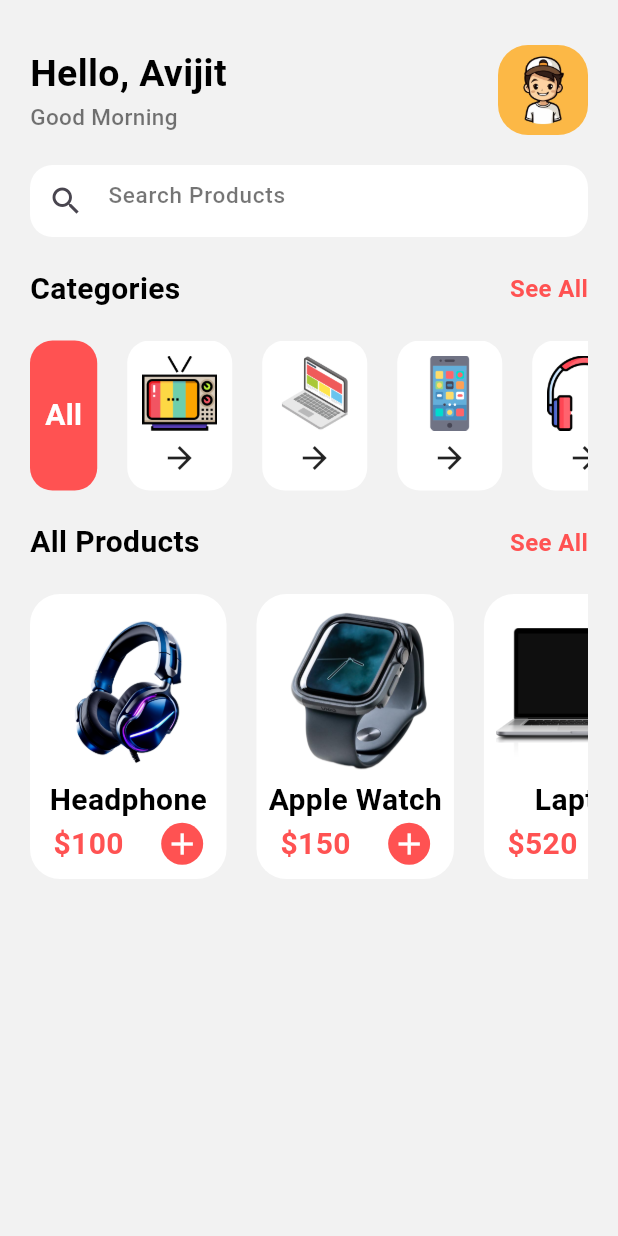
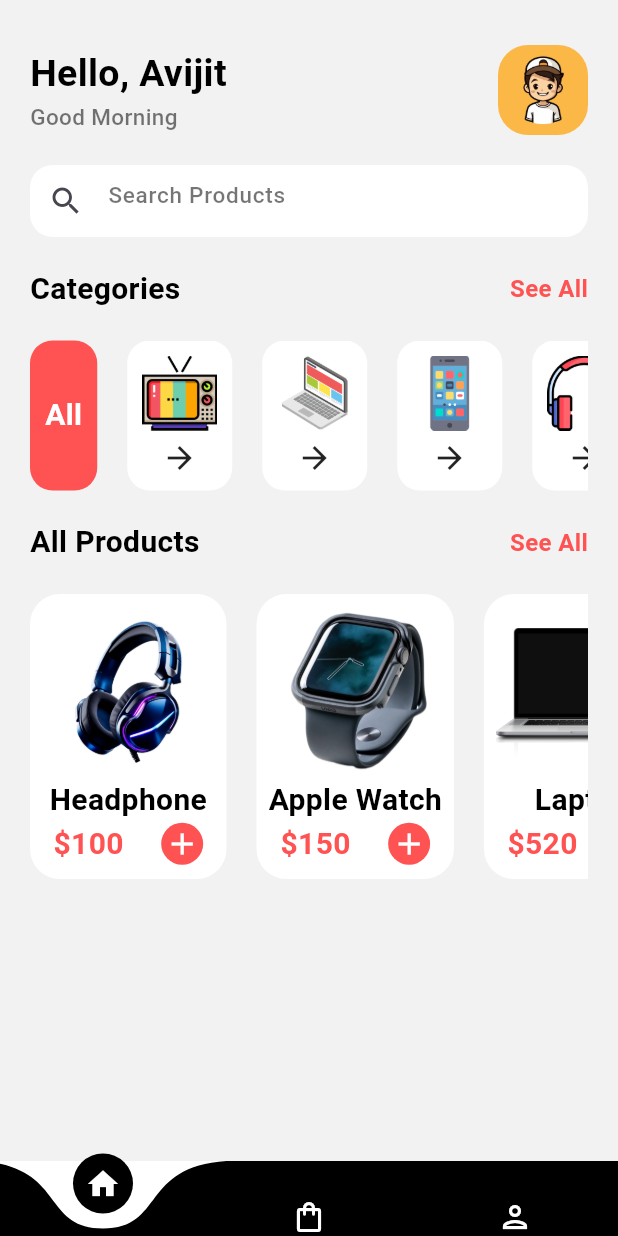
Before and after one commit to AvijitDasAvi/Shopping-App, a Flutter app: the screen it shows after launch, on a phone screen of 412 x 824 dp. Run offline on Flutter 3.47's test engine with Material 3 defaults, Android fonts, the phone set to English and light mode, and no system bars; drawn by our look-alikes of curved_navigation_bar.

Commit message:
Bottom Navigation Bar complete

```diff
--- a/lib/main.dart
+++ b/lib/main.dart
@@ -1,5 +1,5 @@
 import 'package:flutter/material.dart';
-import 'package:shopping_app/pages/home_page.dart';
+import 'package:shopping_app/widgets/bottom_nav.dart';
 
 void main() {
   runApp(MyApp());
@@ -13,7 +13,7 @@ class MyApp extends StatelessWidget {
     return MaterialApp(
       debugShowCheckedModeBanner: false,
       title: "Shopping App",
-      home: HomePage(),
+      home: BottomNav(),
     );
   }
 }
--- /dev/null
+++ b/lib/widgets/bottom_nav.dart
@@ -0,0 +1,62 @@
+import 'package:curved_navigation_bar/curved_navigation_bar.dart';
+import 'package:flutter/material.dart';
+import 'package:shopping_app/pages/home_page.dart';
+import 'package:shopping_app/pages/order_page.dart';
+import 'package:shopping_app/pages/profile_page.dart';
+
+class BottomNav extends StatefulWidget {
+  const BottomNav({super.key});
+
+  @override
+  State<BottomNav> createState() => _BottomNavState();
+}
+
+class _BottomNavState extends State<BottomNav> {
+  late List<Widget> pages;
+
+  late HomePage Home;
+  late OrderPage Order;
+  late ProfilePage Profile;
+  int currentTabIndex = 0;
+
+  @override
+  void initState() {
+    Home = HomePage();
+    Order = OrderPage();
+    Profile = ProfilePage();
+    pages = [HomePage(), OrderPage(), ProfilePage()];
+    super.initState();
+  }
+
+  @override
+  Widget build(BuildContext context) {
+    return Scaffold(
+      bottomNavigationBar: CurvedNavigationBar(
+        color: Colors.black,
+        backgroundColor: Colors.white,
+        height: 50.0,
+        animationDuration: Duration(milliseconds: 500),
+        onTap: (int index) {
+          setState(() {
+            currentTabIndex = index;
+          });
+        },
+        items: [
+          Icon(
+            Icons.home,
+            color: Colors.white,
+          ),
+          Icon(
+            Icons.shopping_bag_outlined,
+            color: Colors.white,
+          ),
+          Icon(
+            Icons.person_outlined,
+            color: Colors.white,
+          )
+        ],
+      ),
+      body: pages[currentTabIndex],
+    );
+  }
+}
--- a/pubspec.yaml
+++ b/pubspec.yaml
@@ -30,6 +30,7 @@ environment:
 dependencies:
   flutter:
     sdk: flutter
+  curved_navigation_bar: ^1.0.6
 
 
   # The following adds the Cupertino Icons font to your application.
```
Also changed, not shown: lib/pages/order_page.dart (added, +15 -0 lines), lib/pages/profile_page.dart (added, +15 -0 lines), pubspec.lock.
